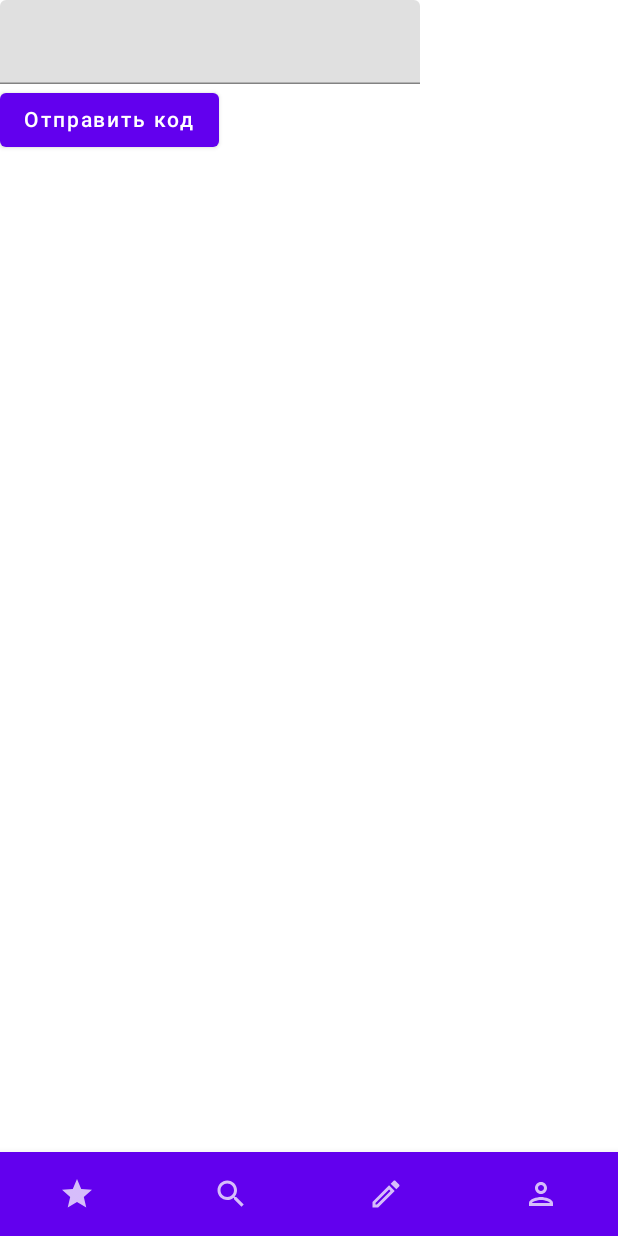
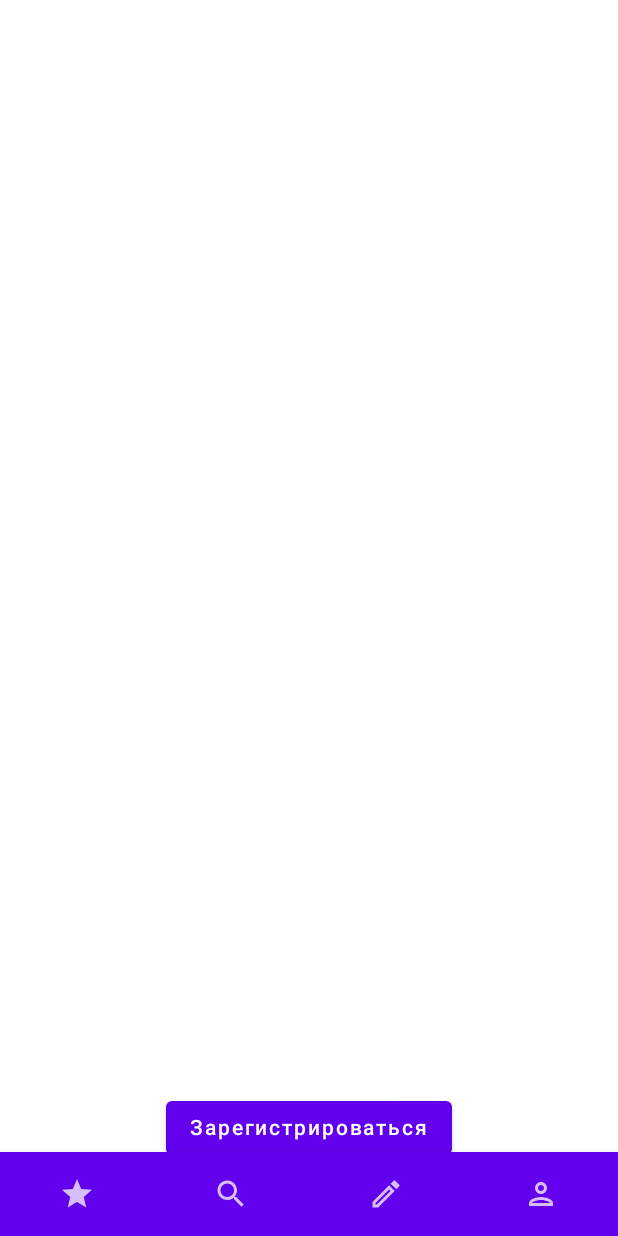
Before and after one commit to LaQqIII/Package-walk, an Android app built with Jetpack Compose: the screen it shows after launch (MainActivity), item 4 of the bottom bar chosen, on a phone screen of 412 x 824 dp. Run offline under Robolectric (Android 15) with nearby library versions, the phone set to English and light mode, and no system bars; our stand-ins replace Dagger/Hilt's generated code, Timber.

Commit message:
fix result

```diff
--- a/app/src/main/java/com/example/packagewalk/ui/PackageWalkNavGraph.kt
+++ b/app/src/main/java/com/example/packagewalk/ui/PackageWalkNavGraph.kt
@@ -33,8 +33,16 @@ fun PackageWalkNavGraph(navController: NavHostController) {
             Profile(navigateToScreenAuthorization = actions.navigateToScreenAuthorization)
         }
         composable("authorization") {
-            val viewModel = hiltViewModel<AuthorizationViewModel>()
-            Authorization(viewModel)
+            Authorization(
+                navigateToScreenLoginIn = actions.navigateToScreenLoginIn,
+                navigateToScreenRegistration = actions.navigateToScreenRegistration
+            )
+        }
+        composable("loginIn") {
+
+        }
+        composable("registration") {
+
         }
     }
 }
@@ -49,4 +57,10 @@ class MainActions(navController: NavHostController) {
             }
         }
     }
+    val navigateToScreenLoginIn: () -> Unit = {
+        navController.navigate("loginIn")
+    }
+    val navigateToScreenRegistration: () -> Unit = {
+        navController.navigate("registration")
+    }
 }
--- a/app/src/main/java/com/example/packagewalk/ui/screens/authorization/AuthorizationScreen.kt
+++ b/app/src/main/java/com/example/packagewalk/ui/screens/authorization/AuthorizationScreen.kt
@@ -1,24 +1,39 @@
 package com.example.packagewalk.ui.screens.authorization
 
+import androidx.compose.foundation.layout.Arrangement
 import androidx.compose.foundation.layout.Column
+import androidx.compose.foundation.layout.fillMaxSize
+import androidx.compose.foundation.layout.fillMaxWidth
 import androidx.compose.material.Button
 import androidx.compose.material.Text
-import androidx.compose.material.TextField
 import androidx.compose.runtime.Composable
-import androidx.compose.runtime.mutableStateOf
-import androidx.compose.runtime.remember
+import androidx.compose.ui.Alignment
+import androidx.compose.ui.Modifier
+import androidx.compose.ui.res.stringResource
+import com.example.packagewalk.R
 import timber.log.Timber
 
 @Composable
-fun Authorization(viewModel: AuthorizationViewModel) {
+fun Authorization(
+    navigateToScreenLoginIn: () -> Unit,
+    navigateToScreenRegistration: () -> Unit
+) {
 
-    Timber.d("Отрисовка экрана авторизации пользователя !@#")
+    Timber.d("Отрисовка экрана выбора зайти или зарегистрироваться !@#")
 
-    val numberPhone = remember { mutableStateOf("") }
-    Column() {
-        TextField(value = numberPhone.value, onValueChange = { numberPhone.value = it })
-        Button(onClick = { /*TODO*/ }) {
-            Text(text = "Отправить код")
+    Column(
+        modifier = Modifier.fillMaxSize(),
+        verticalArrangement = Arrangement.Bottom,
+        horizontalAlignment = Alignment.CenterHorizontally
+    ) {
+
+        Button(onClick = { navigateToScreenRegistration() }) {
+            Text(text = stringResource(R.string.register))
         }
+
+        Button(onClick = { navigateToScreenLoginIn() }) {
+            Text(text = stringResource(R.string.login))
+        }
+
     }
 }
--- a/app/src/main/java/com/example/packagewalk/ui/screens/authorization/AuthorizationViewModel.kt
+++ b/app/src/main/java/com/example/packagewalk/ui/screens/authorization/AuthorizationViewModel.kt
@@ -10,5 +10,4 @@ class AuthorizationViewModel @Inject constructor(
     private val repository: Authorization
 ) : ViewModel() {
 
-
 }
--- a/app/src/main/res/values/strings.xml
+++ b/app/src/main/res/values/strings.xml
@@ -4,4 +4,9 @@
     <string name="screen_find_order">Найти заказ</string>
     <string name="screen_create_order">Создать заказ</string>
     <string name="screen_profile">Профиль</string>
+
+    // Авторизация пользователя
+    <string name="login">Войти</string>
+    <string name="register">Зарегистрироваться</string>
+
 </resources>
```
